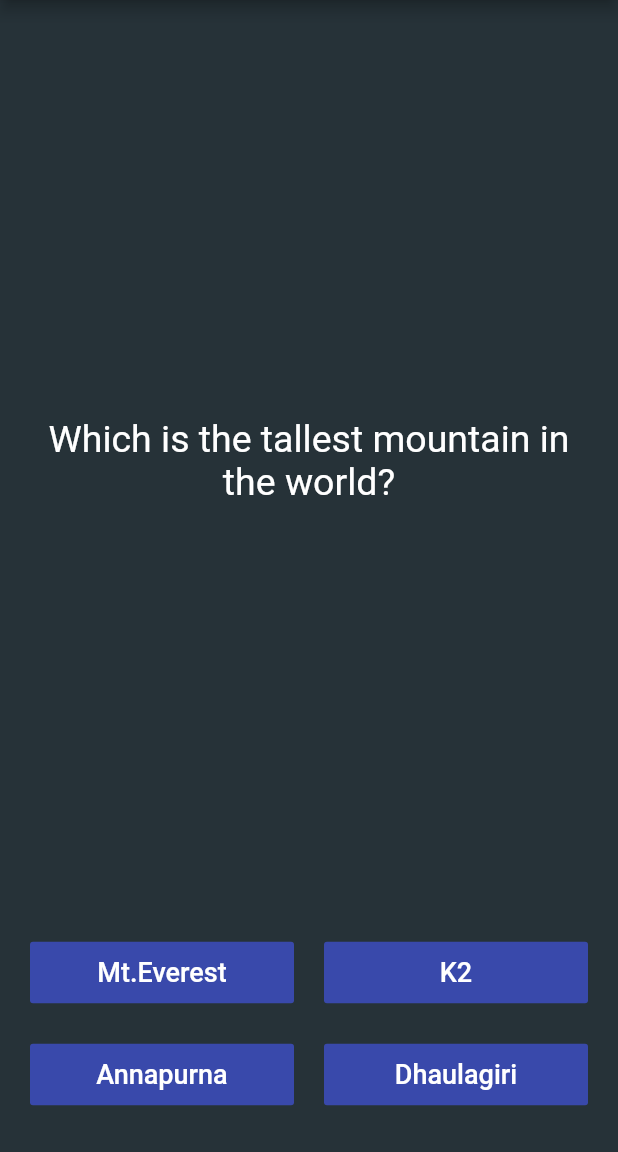
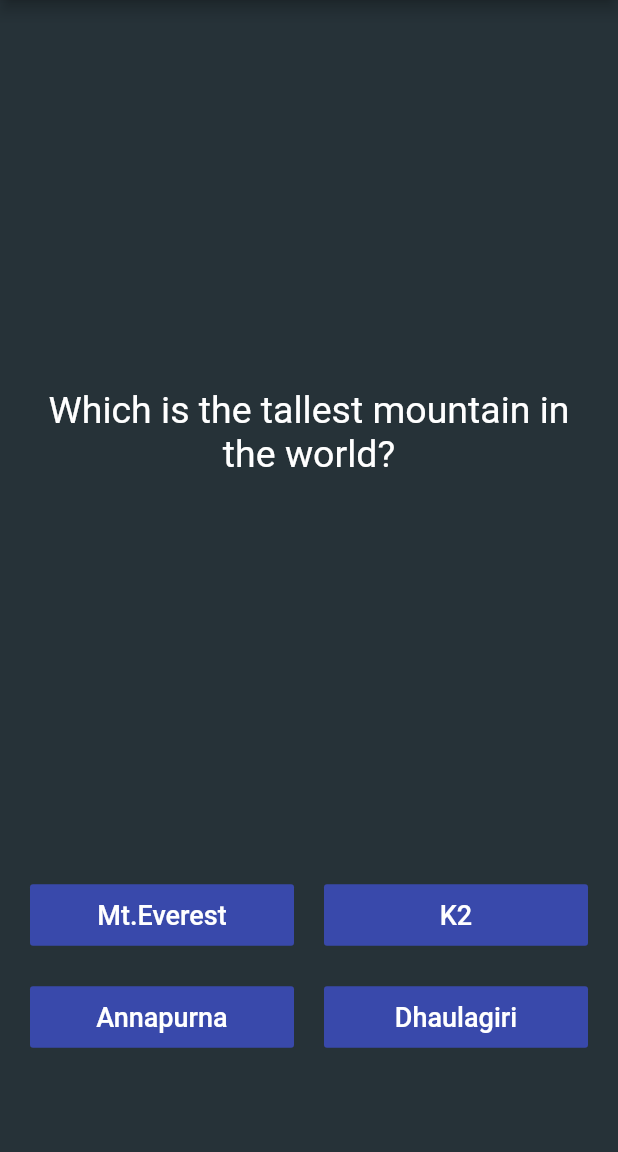
Before and after one commit to HamroRepo/flutter, a Flutter app: the screen it shows after launch, on a phone screen of 412 x 824 dp, the part 84-1236 px from its top. Run offline on Flutter 3.47's test engine with Material 2 defaults, Android fonts, the light colour scheme and no system bars; our stand-ins replace audioplayers, rflutter_alert.

Commit message:
fix for overflow

```diff
--- a/quizzler-flutter/lib/main.dart
+++ b/quizzler-flutter/lib/main.dart
@@ -88,11 +88,10 @@ class _QuizPageState extends State<QuizPage> {
   @override
   Widget build(BuildContext context) {
     return Column(
-      mainAxisAlignment: MainAxisAlignment.spaceBetween,
       crossAxisAlignment: CrossAxisAlignment.stretch,
       children: <Widget>[
+        Spacer(),
         Expanded(
-          flex: 4,
           child: Padding(
             padding: EdgeInsets.all(10.0),
             child: Center(
@@ -107,8 +106,8 @@ class _QuizPageState extends State<QuizPage> {
             ),
           ),
         ),
+        Spacer(),
         Expanded(
-          flex: 1,
           child: Column(
             children: <Widget>[
               Row(
```
